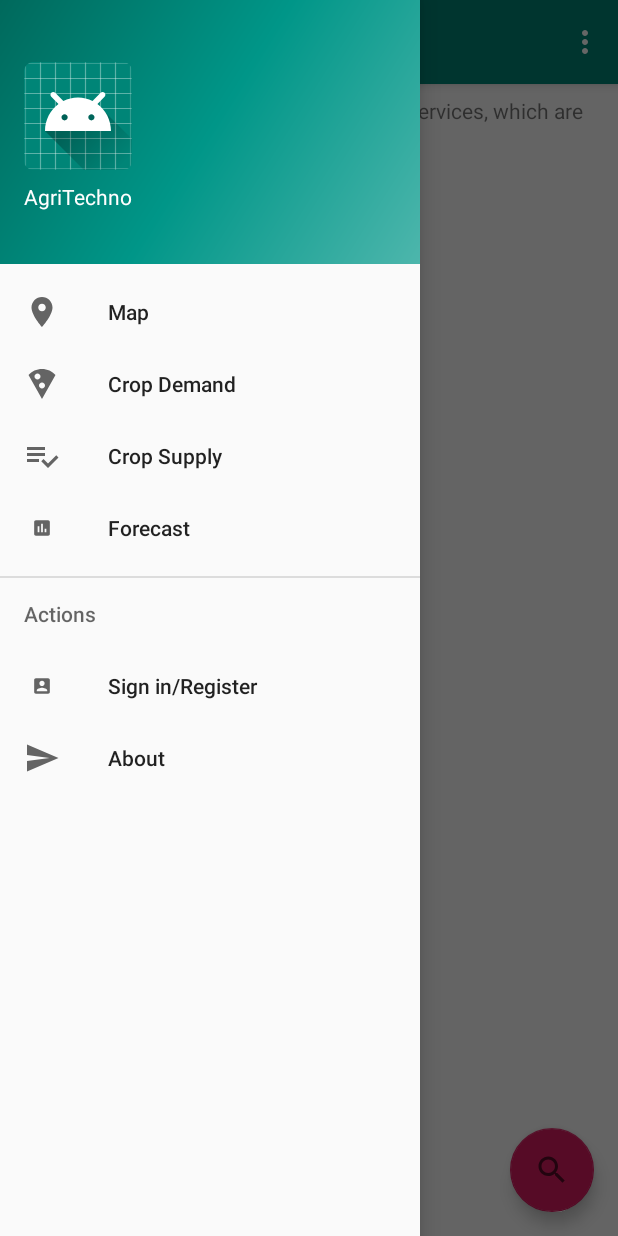
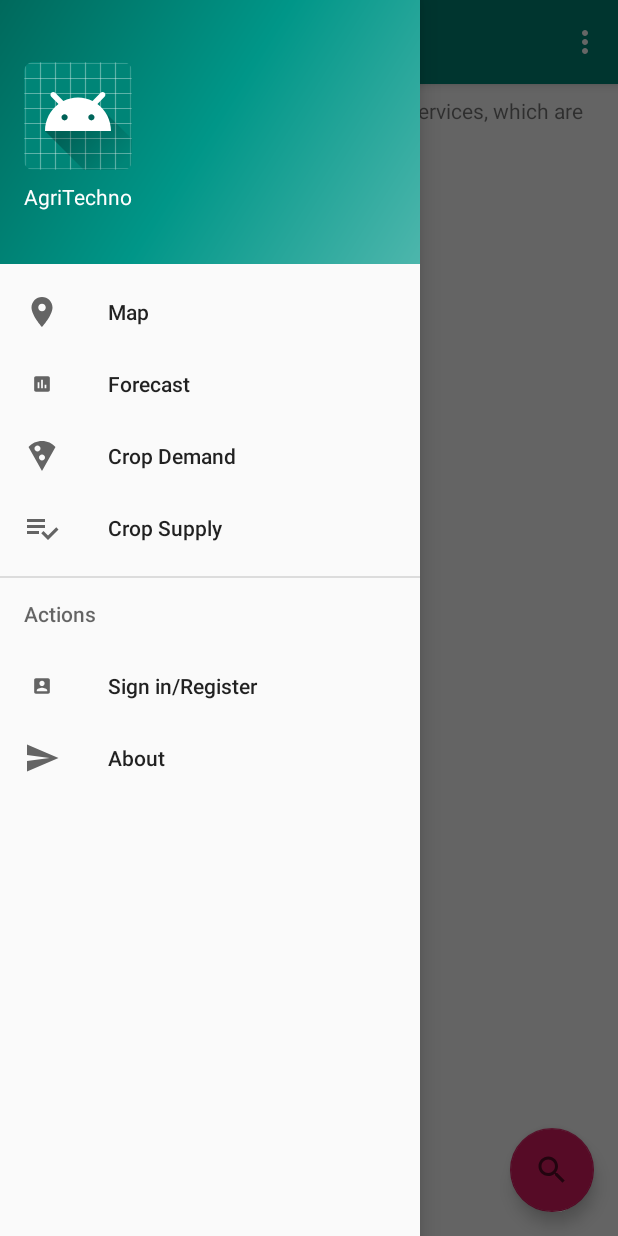
Before and after one commit to jamsubzero/dormido_zeroHungerApp, an Android app: the screen it shows after launch (MainActivity), with the side drawer open, on a phone screen of 412 x 824 dp. Run offline under Robolectric (Android 15) with nearby library versions, the phone set to English and light mode, and no system bars; our stand-ins replace Volley.

Commit message:
fix wrong year for actual data, rearranged drawer menu

```diff
--- a/app/src/main/java/com/example/jam/myapplication/ForecastFragment.java
+++ b/app/src/main/java/com/example/jam/myapplication/ForecastFragment.java
@@ -131,7 +131,8 @@ public class ForecastFragment extends Fragment {
 
             if (!mealList.isEmpty()){
 
-                new AsyncActualDataProcessor().execute(type, (year + 1), "-1", crop, "-1"); // 0 for need, -1 for skip argument
+                String nextYear = String.valueOf((Integer.parseInt(year) + 1));
+                new AsyncActualDataProcessor().execute(type, nextYear , "-1", crop, "-1"); // 0 for need, -1 for skip argument
 
             }else {
                 Toast.makeText(ForecastFragment.this.getContext(), "No forecast generated. Please generate forecast first", Toast.LENGTH_SHORT).show();
--- a/app/src/main/res/menu/activity_main_drawer.xml
+++ b/app/src/main/res/menu/activity_main_drawer.xml
@@ -4,10 +4,15 @@
     tools:showIn="navigation_view">
 
     <group android:checkableBehavior="single">
+
         <item
             android:id="@+id/nav_map"
             android:icon="@drawable/baseline_place_24"
             android:title="Map" />
+        <item
+                android:id="@+id/nav_forcast"
+                android:icon="@drawable/ic_forecast_foreground"
+                android:title="Forecast" />
         <item
             android:id="@+id/nav_needs"
             android:icon="@drawable/baseline_local_pizza_24"
@@ -21,10 +26,7 @@
             android:icon="@drawable/baseline_warning_24"
             android:title="Food Wastage"
             android:visible="false" />
-        <item
-            android:id="@+id/nav_forcast"
-            android:icon="@drawable/ic_forecast_foreground"
-            android:title="Forecast" />
+
     </group>
 
     <item android:title="Actions">
```
